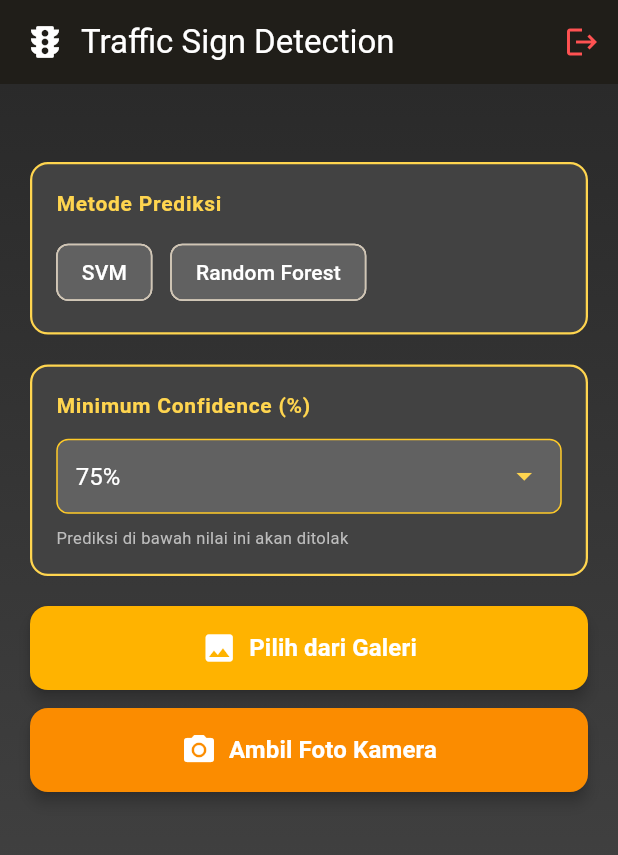
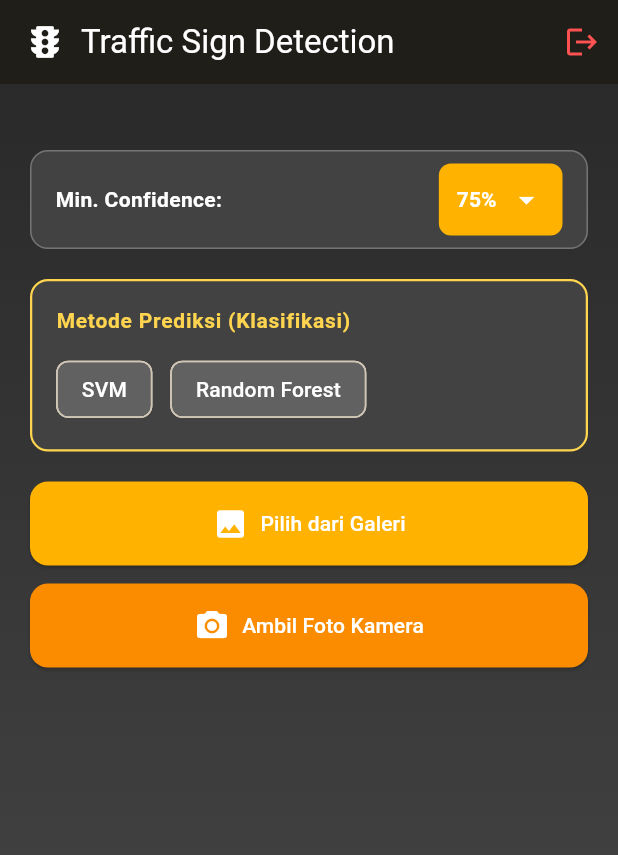
Before and after one commit to tjahjoe/Sembarang_Wes-TrafficSign-PBLS5-Group1, a Flutter app: the HomePage screen opened directly, on a phone screen of 412 x 824 dp. Shown: the top 855 px of the screen. Run offline on Flutter 3.47's test engine with Material 3 defaults, Android fonts, the phone set to English and light mode, and no system bars; our stand-ins replace image_picker, shared_preferences; accounts and stored records are empty.

Commit message:
refactor: improve code formatting and enhance dropdown for minimum confidence selection

```diff
--- a/mobile/pbl/lib/pages/home_page.dart
+++ b/mobile/pbl/lib/pages/home_page.dart
@@ -8,11 +8,9 @@ import 'package:pbl/pages/login_page.dart';
 class HomePage extends StatelessWidget {
   const HomePage({super.key});
 
-  Future<void> _logout(BuildContext context) async
-  {
+  Future<void> _logout(BuildContext context) async {
     await LoginInfo.deleteFromSharedPreferences();
-    if(context.mounted)
-    {
+    if (context.mounted) {
       Navigator.pushAndRemoveUntil(
         context,
         MaterialPageRoute(
@@ -25,14 +23,18 @@ class HomePage extends StatelessWidget {
 
   @override
   Widget build(BuildContext context) {
-    // Akses DataProvider menggunakan watch
     final dataProvider = context.watch<DataProvider>();
     final _image = dataProvider.image;
     final _loading = dataProvider.isLoading;
     final _result = dataProvider.result;
 
-    // Akses DataProvider menggunakan read
     final dataProviderFunction = context.read<DataProvider>();
+
+    // --- LOGIKA LIST DROPDOWN ---
+    Set<int> dropdownItems = Set.from(List.generate(11, (index) => index * 10));
+    dropdownItems.add(dataProvider.minConfidence);
+    List<int> sortedItems = dropdownItems.toList()..sort();
+    // ----------------------------
 
     return Scaffold(
       appBar: AppBar(
@@ -69,10 +71,7 @@ class HomePage extends StatelessWidget {
               constraints: BoxConstraints(
                 minHeight: MediaQuery.of(context).size.height,
               ),
-              padding: const EdgeInsets.symmetric(
-                  horizontal: 20,
-                  vertical: 24
-              ),
+              padding: const EdgeInsets.symmetric(horizontal: 20, vertical: 24),
               child: Column(
                 crossAxisAlignment: CrossAxisAlignment.stretch,
                 children: [
@@ -115,18 +114,60 @@ class HomePage extends StatelessWidget {
                               child: Image.file(_image, fit: BoxFit.cover),
                             ),
                           ),
-                          const SizedBox(height: 8),
-                          Text(
-                            'Preview resized untuk model',
+                        ],
+                      ),
+                    ),
+                  const SizedBox(height: 20),
+
+                  // --- WIDGET DROPDOWN ---
+                  Container(
+                    padding: const EdgeInsets.symmetric(horizontal: 16, vertical: 8),
+                    decoration: BoxDecoration(
+                      color: Colors.grey.shade800,
+                      borderRadius: BorderRadius.circular(12),
+                      border: Border.all(color: Colors.grey.shade600),
+                    ),
+                    child: Row(
+                      mainAxisAlignment: MainAxisAlignment.spaceBetween,
+                      children: [
+                        const Text(
+                          "Min. Confidence:",
                           style: TextStyle(
-                              color: Colors.grey.shade400,
-                              fontSize: 11,
+                            color: Colors.white,
+                            fontWeight: FontWeight.bold,
+                          ),
+                        ),
+                        Container(
+                          padding: const EdgeInsets.symmetric(horizontal: 12),
+                          decoration: BoxDecoration(
+                            color: Colors.amber.shade600,
+                            borderRadius: BorderRadius.circular(8),
+                          ),
+                          child: DropdownButtonHideUnderline(
+                            child: DropdownButton<int>(
+                              value: dataProvider.minConfidence,
+                              dropdownColor: Colors.grey.shade800,
+                              icon: const Icon(Icons.arrow_drop_down, color: Colors.white),
+                              style: const TextStyle(color: Colors.white, fontWeight: FontWeight.bold),
+                              items: sortedItems.map((val) {
+                                return DropdownMenuItem<int>(
+                                  value: val,
+                                  child: Text("$val%"),
+                                );
+                              }).toList(),
+                              onChanged: (int? newValue) {
+                                if (newValue != null) {
+                                  dataProviderFunction.setMinConfidence(newValue);
+                                }
+                              },
+                            ),
                           ),
                         ),
                       ],
                     ),
                   ),
-                  const SizedBox(height: 28),
+
+                  const SizedBox(height: 20),
 
                   // Pilihan Metode Prediksi
                   Container(
@@ -143,7 +184,7 @@ class HomePage extends StatelessWidget {
                       crossAxisAlignment: CrossAxisAlignment.start,
                       children: [
                         Text(
-                          'Metode Prediksi',
+                          'Metode Prediksi (Klasifikasi)',
                           style: TextStyle(
                             color: Colors.amber.shade300,
                             fontSize: 14,
@@ -152,37 +193,26 @@ class HomePage extends StatelessWidget {
                           ),
                         ),
                         const SizedBox(height: 12),
-
                         Wrap(
                           spacing: 12,
                           children: [
                             ChoiceChip(
-                              label: const Text(
-                                'SVM',
-                                style: TextStyle(color: Colors.white),
-                              ),
+                              label: const Text('SVM', style: TextStyle(color: Colors.white)),
                               selected: dataProvider.predictionMethod == 'svm',
                               selectedColor: Colors.amber.shade600,
                               backgroundColor: Colors.grey.shade700,
                               onSelected: _loading
                                   ? null
-                                  : (_) {
-                                dataProviderFunction.setPredictionMethod('svm');
-                              },
+                                  : (_) => dataProviderFunction.setPredictionMethod('svm'),
                             ),
                             ChoiceChip(
-                              label: const Text(
-                                'Random Forest',
-                                style: TextStyle(color: Colors.white),
-                              ),
+                              label: const Text('Random Forest', style: TextStyle(color: Colors.white)),
                               selected: dataProvider.predictionMethod == 'rf',
                               selectedColor: Colors.amber.shade600,
                               backgroundColor: Colors.grey.shade700,
                               onSelected: _loading
                                   ? null
-                                  : (_) {
-                                dataProviderFunction.setPredictionMethod('rf');
-                              },
+                                  : (_) => dataProviderFunction.setPredictionMethod('rf'),
                             ),
                           ],
                         ),
@@ -191,154 +221,45 @@ class HomePage extends StatelessWidget {
                   ),
                   const SizedBox(height: 20),
 
-                  // Dropdown Min Confidence
-                  Container(
-                    padding: const EdgeInsets.all(16),
-                    decoration: BoxDecoration(
-                      color: Colors.grey.shade800,
-                      borderRadius: BorderRadius.circular(12),
-                      border: Border.all(
-                        color: Colors.amber.shade300,
-                        width: 1.5,
-                      ),
-                    ),
-                    child: Column(
-                      crossAxisAlignment: CrossAxisAlignment.start,
-                      children: [
-                        Text(
-                          'Minimum Confidence (%)',
-                          style: TextStyle(
-                            color: Colors.amber.shade300,
-                            fontSize: 14,
-                            fontWeight: FontWeight.w600,
-                            letterSpacing: 0.5,
-                          ),
-                        ),
-                        const SizedBox(height: 12),
-                        Container(
-                          padding: const EdgeInsets.symmetric(horizontal: 12),
-                          decoration: BoxDecoration(
-                            color: Colors.grey.shade700,
-                            borderRadius: BorderRadius.circular(8),
-                            border: Border.all(
-                              color: Colors.amber.shade400,
-                              width: 1,
-                            ),
-                          ),
-                          child: DropdownButton<int>(
-                            value: dataProvider.minConfidence,
-                            isExpanded: true,
-                            dropdownColor: Colors.grey.shade800,
-                            underline: const SizedBox(),
-                            icon: Icon(
-                              Icons.arrow_drop_down,
-                              color: Colors.amber.shade300,
-                            ),
-                            style: const TextStyle(
-                              color: Colors.white,
-                              fontSize: 16,
-                            ),
-                            items: List.generate(101, (index) => index)
-                                .map((value) => DropdownMenuItem<int>(
-                                      value: value,
-                                      child: Text(
-                                        '$value%',
-                                        style: const TextStyle(color: Colors.white),
-                                      ),
-                                    ))
-                                .toList(),
-                            onChanged: _loading
-                                ? null
-                                : (value) {
-                                    if (value != null) {
-                                      dataProviderFunction.setMinConfidence(value);
-                                    }
-                                  },
-                          ),
-                        ),
-                        const SizedBox(height: 8),
-                        Text(
-                          'Prediksi di bawah nilai ini akan ditolak',
-                          style: TextStyle(
-                            color: Colors.grey.shade400,
-                            fontSize: 11,
-                          ),
-                        ),
-                      ],
-                    ),
-                  ),
-                  const SizedBox(height: 20),
-
+                  // Tombol Aksi
                   Column(
                     crossAxisAlignment: CrossAxisAlignment.stretch,
                     children: [
                       ElevatedButton.icon(
+                        // KEMBALI SEPERTI SEMULA (TANPA CONTEXT)
                         onPressed: _loading ? null : dataProviderFunction.pickAndPredict,
                         icon: const Icon(Icons.image, size: 24),
-                        label: const Text(
-                          "Pilih dari Galeri",
-                          style: TextStyle(
-                            fontSize: 16,
-                            fontWeight: FontWeight.w600,
-                          ),
-                        ),
+                        label: const Text("Pilih dari Galeri"),
                         style: ElevatedButton.styleFrom(
                           backgroundColor: Colors.amber.shade600,
                           foregroundColor: Colors.white,
                           padding: const EdgeInsets.symmetric(vertical: 16),
-                          shape: RoundedRectangleBorder(
-                            borderRadius: BorderRadius.circular(12),
-                          ),
-                          elevation: 4,
+                          shape: RoundedRectangleBorder(borderRadius: BorderRadius.circular(12)),
                         ),
                       ),
                       const SizedBox(height: 12),
-
-                      // Tombol Kamera
                       if (Platform.isAndroid || Platform.isIOS)
                         ElevatedButton.icon(
                           onPressed: _loading ? null : () => dataProviderFunction.captureFromCamera(context),
                           icon: const Icon(Icons.camera_alt, size: 24),
-                          label: const Text(
-                            "Ambil Foto Kamera",
-                            style: TextStyle(
-                              fontSize: 16,
-                              fontWeight: FontWeight.w600,
-                            ),
-                          ),
+                          label: const Text("Ambil Foto Kamera"),
                           style: ElevatedButton.styleFrom(
                             backgroundColor: Colors.orange.shade600,
                             foregroundColor: Colors.white,
                             padding: const EdgeInsets.symmetric(vertical: 16),
-                            shape: RoundedRectangleBorder(
-                              borderRadius: BorderRadius.circular(12),
-                            ),
-                            elevation: 4,
+                            shape: RoundedRectangleBorder(borderRadius: BorderRadius.circular(12)),
                           ),
                         )
                       else
-                        Tooltip(
-                          message: "Fitur kamera tidak tersedia di Windows",
-                          child: ElevatedButton.icon(
+                        ElevatedButton.icon(
                           onPressed: null,
                           icon: const Icon(Icons.camera_alt, size: 24),
-                            label: const Text(
-                              "Ambil Foto Kamera (N/A)",
-                              style: TextStyle(
-                                fontSize: 16,
-                                fontWeight: FontWeight.w600,
-                              ),
-                            ),
+                          label: const Text("Ambil Foto Kamera (N/A)"),
                           style: ElevatedButton.styleFrom(
                             backgroundColor: Colors.grey.shade400,
                             foregroundColor: Colors.grey.shade700,
-                              padding: const EdgeInsets.symmetric(
-                                vertical: 16,
-                              ),
-                              shape: RoundedRectangleBorder(
-                                borderRadius: BorderRadius.circular(12),
-                              ),
-                            ),
+                            padding: const EdgeInsets.symmetric(vertical: 16),
+                            shape: RoundedRectangleBorder(borderRadius: BorderRadius.circular(12)),
                           ),
                         ),
                     ],
@@ -352,26 +273,15 @@ class HomePage extends StatelessWidget {
                       decoration: BoxDecoration(
                         color: Colors.blueAccent.withOpacity(0.2),
                         borderRadius: BorderRadius.circular(12),
-                        border: Border.all(
-                          color: Colors.blueAccent,
-                          width: 1.5,
-                        ),
+                        border: Border.all(color: Colors.blueAccent, width: 1.5),
                       ),
                       child: const Column(
                         children: [
-                          CircularProgressIndicator(
-                            valueColor: AlwaysStoppedAnimation<Color>(
-                              Colors.blueAccent,
-                            ),
-                          ),
+                          CircularProgressIndicator(valueColor: AlwaysStoppedAnimation<Color>(Colors.blueAccent)),
                           SizedBox(height: 12),
                           Text(
                             'Menganalisis gambar...',
-                            style: TextStyle(
-                              color: Colors.white,
-                              fontSize: 14,
-                              fontWeight: FontWeight.w500,
-                            ),
+                            style: TextStyle(color: Colors.white, fontSize: 14, fontWeight: FontWeight.w500),
                           ),
                         ],
                       ),
@@ -382,11 +292,15 @@ class HomePage extends StatelessWidget {
                       decoration: BoxDecoration(
                         color: _result.startsWith('Error')
                             ? Colors.redAccent.withOpacity(0.2)
+                            : _result.contains('Tidak terdeteksi')
+                            ? Colors.orangeAccent.withOpacity(0.2)
                             : Colors.greenAccent.withOpacity(0.2),
                         borderRadius: BorderRadius.circular(12),
                         border: Border.all(
                           color: _result.startsWith('Error')
                               ? Colors.redAccent
+                              : _result.contains('Tidak terdeteksi')
+                              ? Colors.orangeAccent
                               : Colors.greenAccent,
                           width: 1.5,
                         ),
@@ -399,9 +313,13 @@ class HomePage extends StatelessWidget {
                               Icon(
                                 _result.startsWith('Error')
                                     ? Icons.error
+                                    : _result.contains('Tidak terdeteksi')
+                                    ? Icons.warning_amber_rounded
                                     : Icons.check_circle,
                                 color: _result.startsWith('Error')
                                     ? Colors.redAccent
+                                    : _result.contains('Tidak terdeteksi')
+                                    ? Colors.orangeAccent
                                     : Colors.greenAccent,
                                 size: 24,
                               ),
```
Lines whose indentation alone changed are shown as unchanged.
